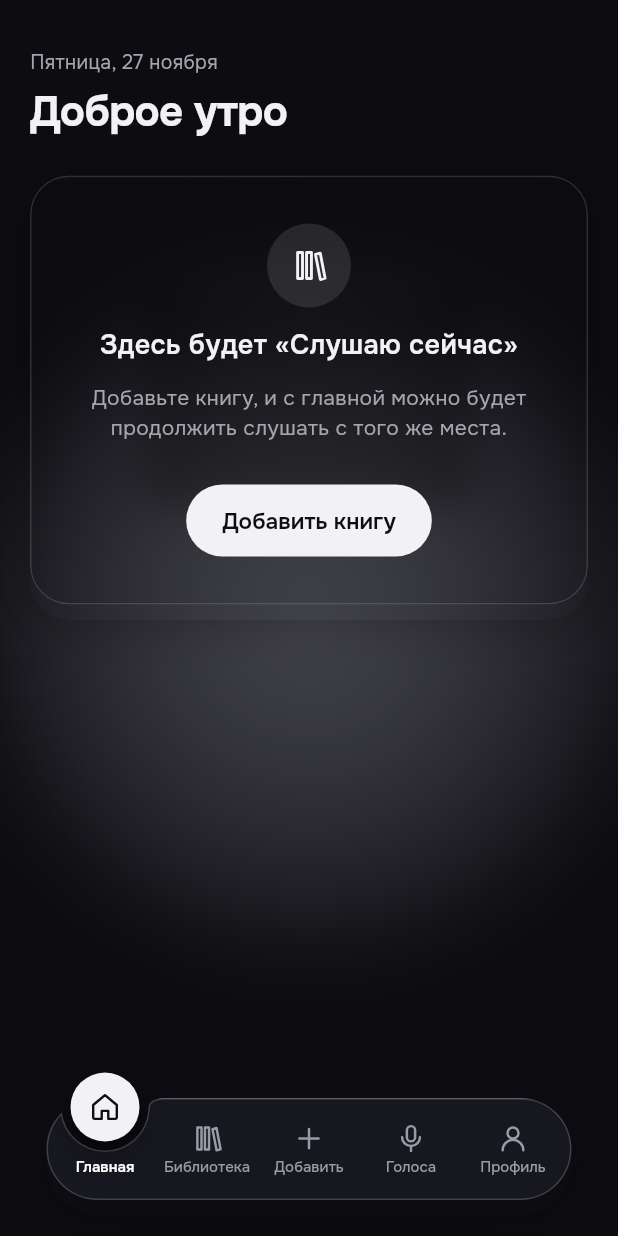
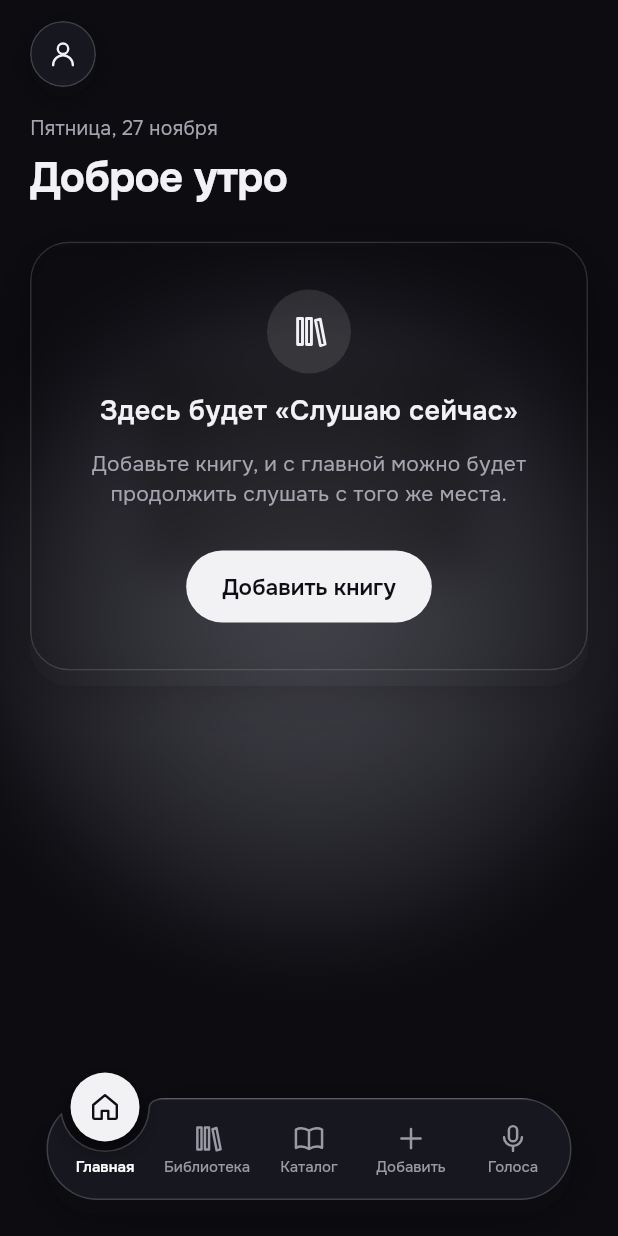
Before and after one commit to BradD06/Lumen, a Flutter app: the screen it shows after launch, on a phone screen of 412 x 824 dp. Run offline on Flutter 3.47's test engine with Material 3 defaults, Android fonts, the phone set to English and light mode, and no system bars; our stand-ins replace flutter_svg, material_ui.

Commit message:
Раздел «Каталог» в острове слева от «Добавить», профиль — кружок в левом верхнем углу

```diff
--- /dev/null
+++ b/lib/screens/catalog_screen.dart
@@ -0,0 +1,25 @@
+import 'package:material_ui/material_ui.dart';
+
+import '../shell/tabs.dart';
+import 'tab_page.dart';
+
+/// Каталог: книги, которые уже есть в приложении, их можно сразу слушать.
+class CatalogScreen extends StatelessWidget {
+  const CatalogScreen({super.key});
+
+  @override
+  Widget build(BuildContext context) {
+    return TabPage(
+      title: 'Каталог',
+      children: [
+        EmptyCard(
+          iconPath: AppTab.catalog.iconPath,
+          title: 'Книги, готовые к прослушиванию',
+          text:
+              'Здесь будут книги, которые уже есть в приложении: выберите любую, '
+              'и её можно сразу слушать, ничего не загружая.',
+        ),
+      ],
+    );
+  }
+}
--- a/lib/screens/tab_page.dart
+++ b/lib/screens/tab_page.dart
@@ -5,8 +5,8 @@ import 'package:material_ui/material_ui.dart';
 import '../theme/glass.dart';
 import '../theme/graphite.dart';
 
-/// Общая раскладка раздела: заголовок сверху, колонка до 1100 px по центру,
-/// снизу место под остров.
+/// Общая раскладка раздела: заголовок сверху (под кружком профиля в углу),
+/// колонка до 1100 px по центру, снизу место под остров.
 class TabPage extends StatelessWidget {
   const TabPage({super.key, required this.title, this.overline, required this.children});
 
@@ -15,13 +15,13 @@ class TabPage extends StatelessWidget {
   final List<Widget> children;
 
   /// На Mac кнопки окна лежат поверх приложения (прозрачный заголовок).
-  static double get _windowBar => defaultTargetPlatform == TargetPlatform.macOS ? 28 : 0;
+  static double get windowBar => defaultTargetPlatform == TargetPlatform.macOS ? 28 : 0;
 
   @override
   Widget build(BuildContext context) {
-    final top = MediaQuery.paddingOf(context).top + _windowBar;
+    final top = MediaQuery.paddingOf(context).top + windowBar;
     return ListView(
-      padding: EdgeInsets.fromLTRB(20, top + 32, 20, 140),
+      padding: EdgeInsets.fromLTRB(20, top + 76, 20, 140),
       children: [
         Center(
           child: ConstrainedBox(
--- a/lib/shell/app_shell.dart
+++ b/lib/shell/app_shell.dart
@@ -3,12 +3,15 @@ import 'package:flutter/services.dart';
 import 'package:material_ui/material_ui.dart';
 
 import '../screens/add_book_screen.dart';
+import '../screens/catalog_screen.dart';
 import '../screens/home_screen.dart';
 import '../screens/library_screen.dart';
 import '../screens/settings_screen.dart';
 import '../screens/voices_screen.dart';
+import '../screens/tab_page.dart';
 import '../theme/glass.dart';
 import 'island.dart';
+import 'profile_button.dart';
 import 'tabs.dart';
 
 /// Корень окна: пять разделов и плавающий остров внизу.
@@ -35,11 +38,12 @@ class _AppShellState extends State<AppShell> {
   @override
   Widget build(BuildContext context) {
     final bottom = MediaQuery.paddingOf(context).bottom;
+    final top = MediaQuery.paddingOf(context).top + TabPage.windowBar;
     return CallbackShortcuts(
       bindings: {
+        // ⌘1…⌘5 — разделы острова, ⌘, — профиль.
         for (final tab in AppTab.values) _cmd(tab.key): () => _select(tab),
         _cmd(LogicalKeyboardKey.keyO): () => _select(AppTab.add),
-        _cmd(LogicalKeyboardKey.comma): () => _select(AppTab.settings),
       },
       child: Focus(
         autofocus: true,
@@ -55,10 +59,19 @@ class _AppShellState extends State<AppShell> {
                       children: const [
                         HomeScreen(),
                         LibraryScreen(),
+                        CatalogScreen(),
                         AddBookScreen(),
                         VoicesScreen(),
                         SettingsScreen(),
                       ],
+                    ),
+                  ),
+                  Positioned(
+                    left: 20,
+                    top: top + 14,
+                    child: ProfileButton(
+                      selected: _tab == AppTab.profile,
+                      onTap: () => _select(AppTab.profile),
                     ),
                   ),
                   Positioned(
--- a/lib/shell/island.dart
+++ b/lib/shell/island.dart
@@ -36,16 +36,17 @@ abstract final class IslandMetrics {
   static const move = Duration(milliseconds: 460);
 
   static double get width {
-    final n = AppTab.values.length;
+    final n = AppTab.island.length;
     return padding * 2 + n * buttonWidth + (n - 1) * spacing;
   }
 
   /// Центр кнопки раздела от левого края капсулы.
   static double centerOf(AppTab tab) =>
-      padding + tab.index * (buttonWidth + spacing) + buttonWidth / 2;
+      padding + AppTab.island.indexOf(tab) * (buttonWidth + spacing) + buttonWidth / 2;
 }
 
 /// Плавающий стеклянный остров внизу по центру — на всех системах, без бокового меню.
+/// Когда открыт раздел не из острова (профиль), кружок опускается в остров и вырез затягивается.
 class NavIsland extends StatefulWidget {
   const NavIsland({super.key, required this.selected, required this.onSelect});
 
@@ -56,33 +57,61 @@ class NavIsland extends StatefulWidget {
   State<NavIsland> createState() => _NavIslandState();
 }
 
-class _NavIslandState extends State<NavIsland> with SingleTickerProviderStateMixin {
+class _NavIslandState extends State<NavIsland> with TickerProviderStateMixin {
   late final _move = AnimationController(vsync: this, duration: IslandMetrics.move, value: 1);
   late final _curve = CurvedAnimation(parent: _move, curve: Curves.easeInOutCubicEmphasized);
-  late double _from = IslandMetrics.centerOf(widget.selected);
+
+  /// 1 — кружок над островом и вырез целиком, 0 — ровная капсула без кружка.
+  late final _notch = AnimationController(
+    vsync: this,
+    duration: const Duration(milliseconds: 320),
+    value: widget.selected.inIsland ? 1 : 0,
+  );
+  late final _notchCurve = CurvedAnimation(parent: _notch, curve: Curves.easeOutCubic);
+  late final _both = Listenable.merge([_curve, _notchCurve]);
+
+  late double _from = _targetX(widget.selected);
   late double _to = _from;
 
+  /// Последний раздел острова: пока открыт профиль, кружок прячется на его месте.
+  late AppTab _shown = widget.selected.inIsland ? widget.selected : AppTab.home;
+
+  double _targetX(AppTab tab) => IslandMetrics.centerOf(tab.inIsland ? tab : AppTab.home);
+
   double get _x => lerpDouble(_from, _to, _curve.value)!;
+
+  bool get _still => MediaQuery.maybeDisableAnimationsOf(context) ?? false;
 
   @override
   void didUpdateWidget(NavIsland old) {
     super.didUpdateWidget(old);
-    final target = IslandMetrics.centerOf(widget.selected);
-    if (target == _to) return;
-    // Едем от того места, где кружок сейчас, даже если прошлый переезд не закончился.
-    _from = _x;
-    _to = target;
-    if (MediaQuery.maybeDisableAnimationsOf(context) ?? false) {
+    final tab = widget.selected;
+    if (tab == old.selected) return;
+    if (!tab.inIsland) {
+      _still ? _notch.value = 0 : _notch.reverse();
+      return;
+    }
+    final target = IslandMetrics.centerOf(tab);
+    if (_notch.value == 0) {
+      // Кружок появляется сразу на месте раздела и вырастает из острова, а не едет от края.
       _move.value = 1;
-    } else {
-      _move.forward(from: 0);
+      _from = _to = target;
+    } else if (target != _to) {
+      // Едем от того места, где кружок сейчас, даже если прошлый переезд не закончился.
+      _from = _x;
+      _to = target;
+      _still ? _move.value = 1 : _move.forward(from: 0);
     }
+    setState(() => _shown = tab);
+    _still ? _notch.value = 1 : _notch.forward();
   }
 
   @override
   void dispose() {
     _curve.dispose();
     _move.dispose();
+    _notchCurve.dispose();
+    _notch.dispose();
     super.dispose();
   }
 
@@ -104,8 +133,8 @@ class _NavIslandState extends State<NavIsland> with SingleTickerProviderStateMix
               width: width,
               height: IslandMetrics.height,
               child: AnimatedBuilder(
-                animation: _curve,
-                builder: (context, _) => _NotchedGlass(notchX: _x),
+                animation: _both,
+                builder: (context, _) => _NotchedGlass(notchX: _x, notch: _notchCurve.value),
               ),
             ),
             Positioned(
@@ -115,7 +144,7 @@ class _NavIslandState extends State<NavIsland> with SingleTickerProviderStateMix
                 mainAxisSize: MainAxisSize.min,
                 spacing: IslandMetrics.spacing,
                 children: [
-                  for (final tab in AppTab.values)
+                  for (final tab in AppTab.island)
                     _IslandButton(
                       tab: tab,
                       selected: tab == widget.selected,
@@ -125,21 +154,25 @@ class _NavIslandState extends State<NavIsland> with SingleTickerProviderStateMix
               ),
             ),
             AnimatedBuilder(
-              animation: _curve,
+              animation: _both,
               builder: (context, child) {
                 // В пути кружок чуть сжимается, как капля, и снова набирает размер на месте.
                 final t = _move.isAnimating ? _curve.value.clamp(0.0, 1.0) : 1.0;
                 final squeeze = 1 - 0.08 * math.sin(math.pi * t);
+                final shown = _notchCurve.value;
                 return Positioned(
                   key: const Key('island-bubble'),
                   left: _x - IslandMetrics.bubble / 2,
-                  top: 0,
+                  top: (1 - shown) * 14,
                   width: IslandMetrics.bubble,
                   height: IslandMetrics.bubble,
-                  child: Transform.scale(scale: squeeze, child: child),
+                  child: Opacity(
+                    opacity: shown.clamp(0.0, 1.0),
+                    child: Transform.scale(scale: squeeze * (0.7 + 0.3 * shown), child: child),
+                  ),
                 );
               },
-              child: _Bubble(tab: widget.selected),
+              child: _Bubble(tab: _shown),
             ),
           ],
         ),
@@ -150,20 +183,21 @@ class _NavIslandState extends State<NavIsland> with SingleTickerProviderStateMix
 
 /// Стеклянная капсула острова с круглым вырезом под кружком.
 class _NotchedGlass extends StatelessWidget {
-  const _NotchedGlass({required this.notchX});
+  const _NotchedGlass({required this.notchX, required this.notch});
 
   final double notchX;
+  final double notch;
 
   @override
   Widget build(BuildContext context) {
     return CustomPaint(
       // Тень только снаружи формы: под полупрозрачным стеклом она его не темнит.
-      painter: _IslandShadow(notchX),
+      painter: _IslandShadow(notchX, notch),
       child: ClipPath(
-        clipper: _NotchClipper(notchX),
+        clipper: _NotchClipper(notchX, notch),
         child: BackdropFilter(
           filter: ImageFilter.blur(sigmaX: 18, sigmaY: 18),
-          child: CustomPaint(painter: _IslandFill(notchX), child: const SizedBox.expand()),
+          child: CustomPaint(painter: _IslandFill(notchX, notch), child: const SizedBox.expand()),
         ),
       ),
     );
@@ -171,19 +205,25 @@ class _NotchedGlass extends StatelessWidget {
 }
 
 /// Капсула минус вырез: круг под кружком и плечики к верхнему краю.
-Path notchedIsland(Size size, double notchX) {
+/// `notch` от 0 (ровная капсула) до 1 (вырез целиком): пока вырез появляется,
+/// его круг поднимается из-за верхнего края.
+Path notchedIsland(Size size, double notchX, [double notch = 1]) {
   final capsule = Path()
     ..addRRect(RRect.fromRectAndRadius(Offset.zero & size, Radius.circular(size.height / 2)));
+  if (notch < 0.01) return capsule;
   const r = IslandMetrics.bubble / 2 + IslandMetrics.gap;
-  const cy = IslandMetrics.centerY;
+  const c0 = IslandMetrics.centerY;
+  final cy = c0 - (1 - notch) * (r + c0 + 2);
+  if (cy <= -r) return capsule;
   final x = notchX;
   final circle = Path()..addOval(Rect.fromCircle(center: Offset(x, cy), radius: r));
+  final y1 = math.max(5.0, cy + 2);
+  if (y1 - cy >= r) return Path.combine(PathOperation.difference, capsule, circle);
 
   // Где круг пересекает верхний край, и откуда к нему идут плечики.
   final edge = math.sqrt(r * r - cy * cy);
-  final y1 = math.max(5.0, cy + 2);
   final side = math.sqrt(r * r - (y1 - cy) * (y1 - cy));
-  const shoulder = IslandMetrics.shoulder;
+  final shoulder = IslandMetrics.shoulder * notch;
   final cut = Path()
     ..moveTo(x - edge - shoulder, -60)
     ..lineTo(x - edge - shoulder, 0)
@@ -200,26 +240,28 @@ Path notchedIsland(Size size, double notchX) {
 }
 
 class _NotchClipper extends CustomClipper<Path> {
-  const _NotchClipper(this.notchX);
+  const _NotchClipper(this.notchX, this.notch);
 
   final double notchX;
+  final double notch;
 
   @override
-  Path getClip(Size size) => notchedIsland(size, notchX);
+  Path getClip(Size size) => notchedIsland(size, notchX, notch);
 
   @override
-  bool shouldReclip(_NotchClipper old) => old.notchX != notchX;
+  bool shouldReclip(_NotchClipper old) => old.notchX != notchX || old.notch != notch;
 }
 
 class _IslandShadow extends CustomPainter {
-  const _IslandShadow(this.notchX);
+  const _IslandShadow(this.notchX, this.notch);
 
   final double notchX;
+  final double notch;
 
   @override
   void paint(Canvas canvas, Size size) {
     canvas.drawPath(
-      notchedIsland(size, notchX).shift(const Offset(0, 10)),
+      notchedIsland(size, notchX, notch).shift(const Offset(0, 10)),
       Paint()
         ..color = Graphite.glassShadow
         ..maskFilter = const MaskFilter.blur(BlurStyle.outer, 15),
@@ -227,14 +269,15 @@ class _IslandShadow extends CustomPainter {
   }
 
   @override
-  bool shouldRepaint(_IslandShadow old) => old.notchX != notchX;
+  bool shouldRepaint(_IslandShadow old) => old.notchX != notchX || old.notch != notch;
 }
 
 /// Заливка, светлая кромка сверху и тонкая рамка по форме выреза.
 class _IslandFill extends CustomPainter {
-  const _IslandFill(this.notchX);
+  const _IslandFill(this.notchX, this.notch);
 
   final double notchX;
+  final double notch;
 
   @override
   void paint(Canvas canvas, Size size) {
@@ -252,7 +295,7 @@ class _IslandFill extends CustomPainter {
     );
     // Половина линии обрезается формой, внутри остаётся рамка в 1 точку.
     canvas.drawPath(
-      notchedIsland(size, notchX),
+      notchedIsland(size, notchX, notch),
       Paint()
         ..style = PaintingStyle.stroke
         ..strokeWidth = 2
@@ -261,7 +304,7 @@ class _IslandFill extends CustomPainter {
   }
 
   @override
-  bool shouldRepaint(_IslandFill old) => old.notchX != notchX;
+  bool shouldRepaint(_IslandFill old) => old.notchX != notchX || old.notch != notch;
 }
 
 /// Кружок открытого раздела: значок раздела, тёмный на белом.
@@ -330,7 +373,7 @@ class _IslandButtonState extends State<_IslandButton> {
     final on = widget.selected;
     const fade = Duration(milliseconds: 260);
     return Tooltip(
-      message: '${tab.label}  ${_apple ? '⌘' : 'Ctrl+'}${tab.index + 1}',
+      message: '${tab.label}  ${_apple ? '⌘' : 'Ctrl+'}${tab.keyLabel}',
       child: Semantics(
         selected: on,
         button: true,
--- /dev/null
+++ b/lib/shell/profile_button.dart
@@ -0,0 +1,97 @@
+import 'dart:ui';
+
+import 'package:flutter/foundation.dart';
+import 'package:flutter_svg/flutter_svg.dart';
+import 'package:material_ui/material_ui.dart';
+
+import '../theme/graphite.dart';
+import 'tabs.dart';
+
+/// Профиль — стеклянный кружок в левом верхнем углу (Брэд, 27.11.2026).
+/// Когда профиль открыт, кружок белый с тёмным значком, как кружок раздела над островом.
+class ProfileButton extends StatefulWidget {
+  const ProfileButton({super.key, required this.selected, required this.onTap});
+
+  static const size = 44.0;
+
+  final bool selected;
+  final VoidCallback onTap;
+
+  @override
+  State<ProfileButton> createState() => _ProfileButtonState();
+}
+
+class _ProfileButtonState extends State<ProfileButton> {
+  bool _focused = false;
+
+  static bool get _apple =>
+      defaultTargetPlatform == TargetPlatform.macOS || defaultTargetPlatform == TargetPlatform.iOS;
+
+  @override
+  Widget build(BuildContext context) {
+    final on = widget.selected;
+    const tab = AppTab.profile;
+    const duration = Duration(milliseconds: 220);
+    return Tooltip(
+      message: '${tab.label}  ${_apple ? '⌘' : 'Ctrl+'}${tab.keyLabel}',
+      child: Semantics(
+        selected: on,
+        button: true,
+        label: tab.label,
+        excludeSemantics: true,
+        child: InkWell(
+          onTap: widget.onTap,
+          onFocusChange: (f) => setState(() => _focused = f),
+          customBorder: const CircleBorder(),
+          focusColor: Colors.transparent,
+          child: DecoratedBox(
+            decoration: const BoxDecoration(
+              shape: BoxShape.circle,
+              boxShadow: [
+                BoxShadow(
+                  color: Graphite.glassShadow,
+                  blurRadius: 18,
+                  offset: Offset(0, 6),
+                  blurStyle: BlurStyle.outer,
+                ),
+              ],
+            ),
+            child: ClipOval(
+              child: BackdropFilter(
+                filter: ImageFilter.blur(sigmaX: 18, sigmaY: 18),
+                child: AnimatedContainer(
+                  duration: duration,
+                  curve: Curves.easeOutCubic,
+                  width: ProfileButton.size,
+                  height: ProfileButton.size,
+                  alignment: Alignment.center,
+                  decoration: BoxDecoration(
+                    shape: BoxShape.circle,
+                    color: on ? Graphite.accent : Graphite.islandFill,
+                    // Фокус клавиатуры — белая рамка.
+                    border: Border.all(
+                      color: _focused
+                          ? Colors.white
+                          : (on ? Graphite.accent : Graphite.islandBorder),
+                      width: _focused ? 1.5 : 1,
+                    ),
+                  ),
+                  child: TweenAnimationBuilder<Color?>(
+                    duration: duration,
+                    tween: ColorTween(end: on ? Graphite.onAccent : Graphite.text),
+                    builder: (context, color, _) => SvgPicture.string(
+                      tab.iconSvg,
+                      width: 21,
+                      height: 21,
+                      colorFilter: ColorFilter.mode(color!, BlendMode.srcIn),
+                    ),
+                  ),
+                ),
+              ),
+            ),
+          ),
+        ),
+      ),
+    );
+  }
+}
--- a/lib/shell/tabs.dart
+++ b/lib/shell/tabs.dart
@@ -1,6 +1,7 @@
 import 'package:flutter/services.dart';
 
-/// Пять разделов острова (docs/DESIGN.md). Порядок = ⌘1…⌘5 (на Windows Ctrl).
+/// Разделы приложения (docs/DESIGN.md). Пять в острове, по порядку = ⌘1…⌘5 (на Windows Ctrl);
+/// «Профиль» — кружок в левом верхнем углу, ⌘, (Брэд, 27.11.2026).
 enum AppTab {
   home(
     'Главная',
@@ -12,16 +13,23 @@ enum AppTab {
     'M5 4h3v16H5zM10.5 4h3v16h-3zM16 5.2l2.9-.8 3 15.4-2.9.8z',
     LogicalKeyboardKey.digit2,
   ),
-  add('Добавить', 'M12 5v14M5 12h14', LogicalKeyboardKey.digit3),
+
+  /// Книги, заранее добавленные в приложение.
+  catalog(
+    'Каталог',
+    'M2.5 5.5C5 4.2 8.5 4.2 12 6.3c3.5-2.1 7-2.1 9.5-.8v13.3c-2.5-1.3-6-1.3-9.5.8-3.5-2.1-7-2.1-9.5-.8zM12 6.3v13.3',
+    LogicalKeyboardKey.digit3,
+  ),
+  add('Добавить', 'M12 5v14M5 12h14', LogicalKeyboardKey.digit4),
   voices(
     'Голоса',
     'M12 3a3 3 0 0 0-3 3v5a3 3 0 0 0 6 0V6a3 3 0 0 0-3-3zM5.5 11a6.5 6.5 0 0 0 13 0M12 17.5V21',
-    LogicalKeyboardKey.digit4,
+    LogicalKeyboardKey.digit5,
   ),
-  settings(
+  profile(
     'Профиль',
     'M12 12a4 4 0 1 0 0-8 4 4 0 0 0 0 8zM4.5 20.5a7.5 7.5 0 0 1 15 0',
-    LogicalKeyboardKey.digit5,
+    LogicalKeyboardKey.comma,
   );
 
   const AppTab(this.label, this.iconPath, this.key);
@@ -30,7 +38,17 @@ enum AppTab {
 
   /// Контур иконки из макета (viewBox 24×24, линия 1.8).
   final String iconPath;
+
+  /// Клавиша вместе с ⌘ (на Windows Ctrl).
   final LogicalKeyboardKey key;
+
+  /// Разделы в острове, слева направо.
+  static const island = [home, library, catalog, add, voices];
+
+  bool get inIsland => this != profile;
+
+  /// Подпись клавиши для подсказки: «1» … «5» или «,».
+  String get keyLabel => key == LogicalKeyboardKey.comma ? ',' : '${island.indexOf(this) + 1}';
 
   String get iconSvg =>
       '<svg viewBox="0 0 24 24" fill="none" stroke="#FFFFFF" stroke-width="1.8" '
```
Also changed, not shown: 3 other files.
